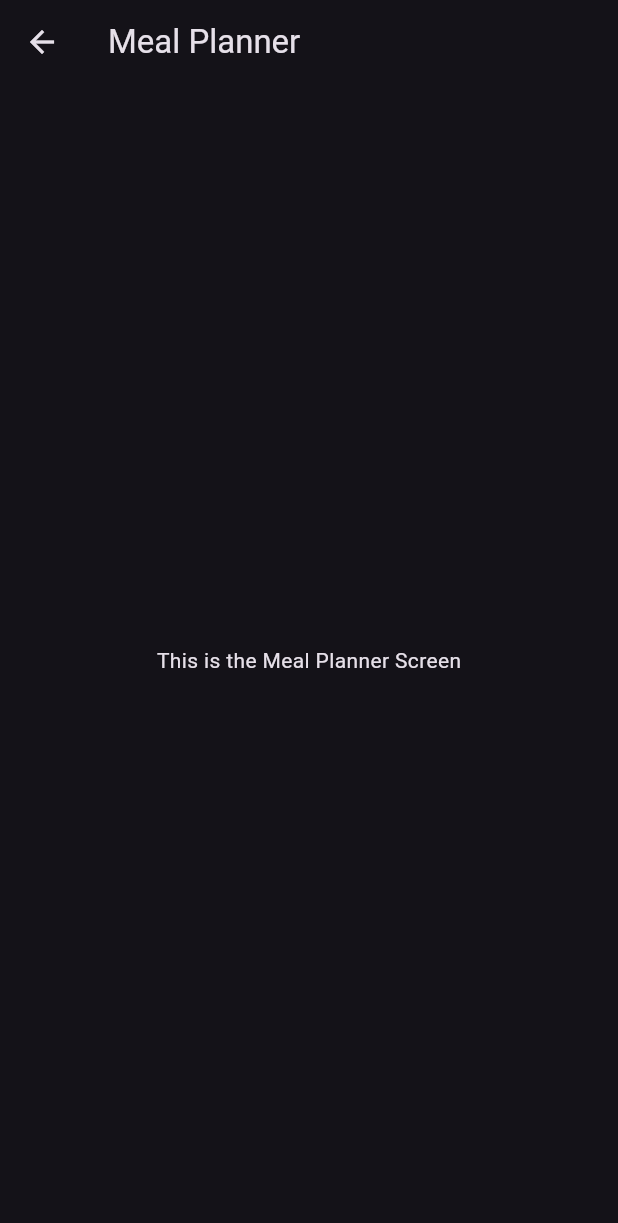
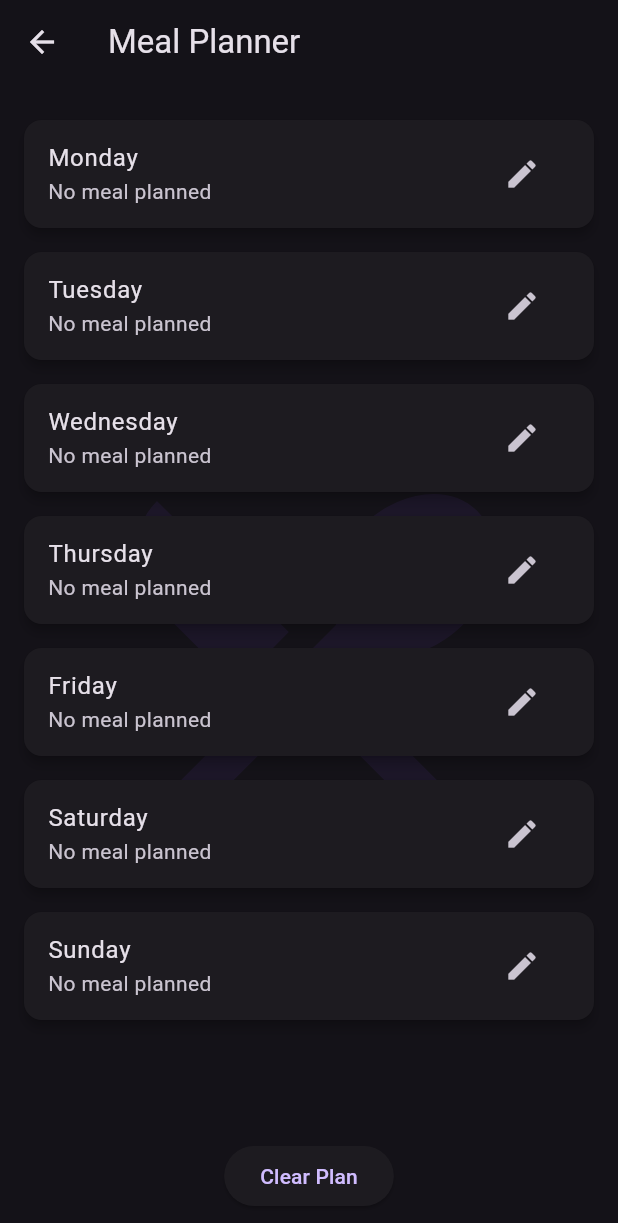
Before and after one commit to Crypto-1337/cookingCompanion, a Flutter app: the MealPlannerScreen screen opened by its route, on a phone screen of 412 x 824 dp. Shown: the top 1223 px of the screen. Run offline on Flutter 3.47's test engine with Material 3 defaults, Android fonts, the phone set to English and light mode, and no system bars; our stand-ins replace hive, hive_flutter; accounts and stored records are empty.

Commit message:
implemented meal_planner without database, fixed hive folder, changed style grocer_list

```diff
--- a/lib/main.dart
+++ b/lib/main.dart
@@ -16,7 +16,7 @@
   WidgetsFlutterBinding.ensureInitialized();
 
   // Initialize Hive with Flutter support
-  Hive.init("~/Documents");
+  Hive.init("Hive_db");
 
   // Register the GroceryListModel adapter
   Hive.registerAdapter(GroceryListModelAdapter());
--- a/lib/screens/grocery_list_screen.dart
+++ b/lib/screens/grocery_list_screen.dart
@@ -78,7 +78,6 @@ class _GroceryListScreenState extends State<GroceryListScreen> {
     return Scaffold(
       appBar: AppBar(
         title: const Text('Grocery List'),
-        backgroundColor: Colors.deepPurple,
         actions: [
           IconButton(
             icon: const Icon(Icons.delete_sweep),
--- a/lib/screens/meal_planner_screen.dart
+++ b/lib/screens/meal_planner_screen.dart
@@ -1,15 +1,122 @@
 import 'package:flutter/material.dart';
 
-class MealPlannerScreen extends StatelessWidget {
+class MealPlannerScreen extends StatefulWidget {
+  @override
+  _MealPlannerScreenState createState() => _MealPlannerScreenState();
+}
+
+class _MealPlannerScreenState extends State<MealPlannerScreen> {
+  // Example meal data for the week
+  Map<String, String> _mealPlan = {
+    'Monday': '',
+    'Tuesday': '',
+    'Wednesday': '',
+    'Thursday': '',
+    'Friday': '',
+    'Saturday': '',
+    'Sunday': '',
+  };
+
   @override
   Widget build(BuildContext context) {
     return Scaffold(
       appBar: AppBar(
         title: Text('Meal Planner'),
       ),
-      body: Center(
-        child: Text('This is the Meal Planner Screen'),
+      body: Stack(
+        children: [
+          // Background icon
+          Positioned.fill(
+            child: Opacity(
+              opacity: 0.1, // Set opacity for the background image
+              child: Center(
+                child: Icon(
+                  Icons.restaurant_menu,
+                  size: 300, // Size of the icon
+                  color: Colors.deepPurple, // Color of the icon
+                ),
+              ),
+            ),
+          ),
+          // Main content
+          Padding(
+            padding: const EdgeInsets.all(16.0),
+            child: Column(
+              children: [
+                Expanded(
+                  child: ListView(
+                    children: _mealPlan.keys.map((day) {
+                      return Card(
+                        elevation: 3,
+                        margin: EdgeInsets.symmetric(vertical: 8.0),
+                        child: ListTile(
+                          title: Text(day),
+                          subtitle: Text(
+                            _mealPlan[day]!.isEmpty
+                                ? 'No meal planned'
+                                : _mealPlan[day]!,
+                          ),
+                          trailing: IconButton(
+                            icon: Icon(Icons.edit),
+                            onPressed: () {
+                              _editMealDialog(context, day);
+                            },
+                          ),
+                        ),
+                      );
+                    }).toList(),
+                  ),
+                ),
+                ElevatedButton(
+                  onPressed: () {
+                    // Optionally add functionality to clear the weekly plan
+                    setState(() {
+                      _mealPlan.updateAll((key, value) => '');
+                    });
+                  },
+                  child: Text('Clear Plan'),
+                ),
+              ],
+            ),
+          ),
+        ],
       ),
     );
   }
+
+  // Function to show a dialog to edit meals
+  void _editMealDialog(BuildContext context, String day) {
+    TextEditingController _mealController = TextEditingController();
+    _mealController.text = _mealPlan[day]!;
+
+    showDialog(
+      context: context,
+      builder: (BuildContext context) {
+        return AlertDialog(
+          title: Text('Edit meal for $day'),
+          content: TextField(
+            controller: _mealController,
+            decoration: InputDecoration(hintText: "Enter meal"),
+          ),
+          actions: [
+            TextButton(
+              onPressed: () {
+                Navigator.of(context).pop();
+              },
+              child: Text('Cancel'),
+            ),
+            TextButton(
+              onPressed: () {
+                setState(() {
+                  _mealPlan[day] = _mealController.text;
+                });
+                Navigator.of(context).pop();
+              },
+              child: Text('Save'),
+            ),
+          ],
+        );
+      },
+    );
+  }
 }
```
Also changed, not shown: 1 other file.
